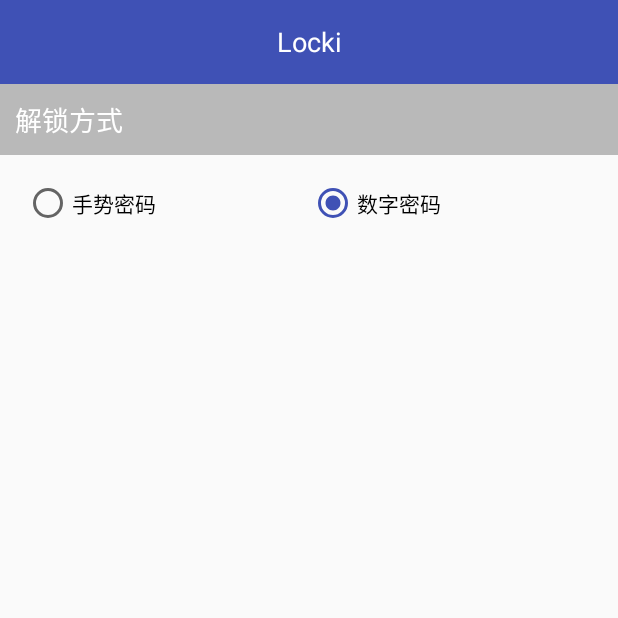
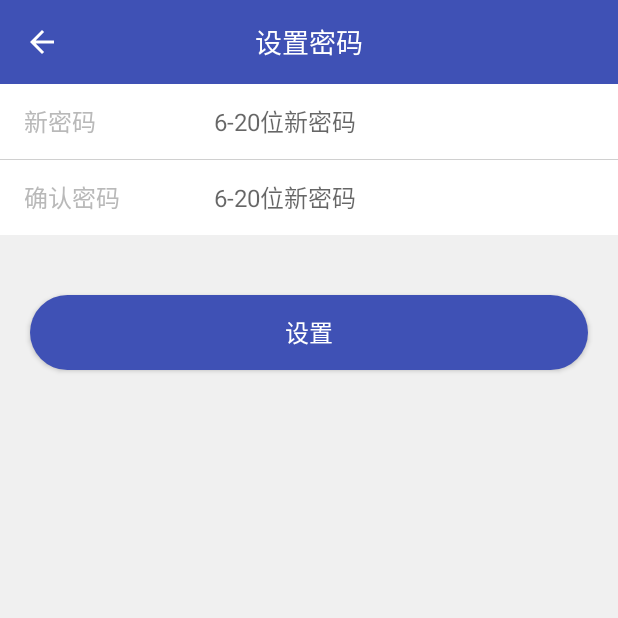
Before and after one commit to reyzarc/Locki, an Android app: the screen it shows after launch (MainActivity before the commit, SafeguardActivity after it), on a phone screen of 412 x 824 dp, the top half of it. Run offline under Robolectric (Android 15) with nearby library versions, the phone set to English and light mode, and no system bars; our stand-ins replace ButterKnife; libraries missing offline, so code that uses them is left out: de.halfbit.pinnedsection; plain views replace PinnedSectionListView; 2 statements that could not run were skipped.

Commit message:
添加打开应用时验证密码功能

```diff
--- a/app/src/main/AndroidManifest.xml
+++ b/app/src/main/AndroidManifest.xml
@@ -70,6 +70,12 @@
         <activity
             android:name=".activity.CreateNumberPwdActivity"
             android:screenOrientation="portrait"/>
+        <activity
+            android:name=".activity.SafeguardActivity"
+            android:screenOrientation="portrait"/>
+        <activity
+            android:name=".activity.VerifyIdentityActivity"
+            android:screenOrientation="portrait"/>
 
         <receiver android:name=".service.DeviceManager"
                   android:permission="android.permission.BIND_DEVICE_ADMIN">
--- /dev/null
+++ b/app/src/main/java/com/xtec/locki/activity/SafeguardActivity.java
@@ -0,0 +1,84 @@
+package com.xtec.locki.activity;
+
+import android.content.Intent;
+import android.os.Bundle;
+import android.support.annotation.Nullable;
+import android.support.v7.widget.Toolbar;
+import android.text.TextUtils;
+import android.view.MenuItem;
+import android.widget.Button;
+import android.widget.EditText;
+import android.widget.TextView;
+
+import com.xtec.locki.Constant;
+import com.xtec.locki.R;
+import com.xtec.locki.utils.PreferenceUtils;
+import com.xtec.locki.utils.T;
+
+import butterknife.BindView;
+import butterknife.ButterKnife;
+import butterknife.OnClick;
+
+/**
+ * Created by 武昌丶鱼 on 2017/4/13.
+ * Description:设置密码保护页面
+ */
+
+public class SafeguardActivity extends BaseActivity {
+    @BindView(R.id.toolbar_title)
+    TextView toolbarTitle;
+    @BindView(R.id.toolbar)
+    Toolbar toolbar;
+    @BindView(R.id.et_pwd)
+    EditText etPwd;
+    @BindView(R.id.et_pwd_confirm)
+    EditText etPwdConfirm;
+    @BindView(R.id.btn_confirm)
+    Button btnConfirm;
+
+    @Override
+    protected void onCreate(@Nullable Bundle savedInstanceState) {
+        super.onCreate(savedInstanceState);
+        setContentView(R.layout.activity_safeguard);
+        ButterKnife.bind(this);
+        initToolBar(toolbar,true);
+    }
+
+    @OnClick(R.id.btn_confirm)
+    public void onViewClicked() {
+        if (TextUtils.isEmpty(etPwd.getText().toString())) {
+            T.showShort(this, "请输入密码");
+            return;
+        }
+        if (TextUtils.isEmpty(etPwdConfirm.getText().toString())) {
+            T.showShort(this, "请输入确认密码");
+            return;
+        }
+        if (!TextUtils.equals(etPwd.getText().toString(), etPwdConfirm.getText().toString())) {
+            T.showShort(this, "两次输入的密码不一致,请重试");
+            return;
+        }
+        Intent intent = new Intent();
+        intent.putExtra("status", "success");
+        setResult(Constant.RESULT_SAFEGUARD, intent);
+        PreferenceUtils.putString(this, Constant.SAFEGUARD_PASSWORD, etPwd.getText().toString());
+        finish();
+    }
+
+    @Override
+    public boolean onOptionsItemSelected(MenuItem item) {
+        if (item.getItemId() == android.R.id.home) {
+            onBackPressed();
+            return true;
+        }
+        return super.onOptionsItemSelected(item);
+    }
+
+    @Override
+    public void onBackPressed() {
+        Intent intent = new Intent();
+        intent.putExtra("status", "cancel");
+        setResult(Constant.RESULT_SAFEGUARD, intent);
+        finish();
+    }
+}
--- /dev/null
+++ b/app/src/main/res/layout/activity_safeguard.xml
@@ -0,0 +1,87 @@
+<?xml version="1.0" encoding="utf-8"?>
+<LinearLayout xmlns:android="http://schemas.android.com/apk/res/android"
+              android:layout_width="match_parent"
+              android:layout_height="match_parent"
+              android:background="@color/gray_bg"
+              android:orientation="vertical">
+
+    <android.support.v7.widget.Toolbar
+        android:id="@+id/toolbar"
+        style="@style/AppToolbarStyle">
+
+        <TextView
+            android:id="@+id/toolbar_title"
+            android:layout_width="wrap_content"
+            android:layout_height="wrap_content"
+            android:layout_below="@id/toolbar"
+            android:layout_gravity="center"
+            android:text="设置密码"
+            android:textColor="@color/white"
+            android:textSize="18sp"/>
+
+    </android.support.v7.widget.Toolbar>
+
+    <LinearLayout
+        style="@style/row_style"
+        android:gravity="center_vertical"
+        android:orientation="horizontal">
+
+        <TextView
+            android:layout_width="0dp"
+            android:layout_height="wrap_content"
+            android:layout_weight="1"
+            android:text="新密码"
+            android:textColor="@color/gray"
+            android:textSize="16sp"/>
+
+        <EditText
+            android:id="@+id/et_pwd"
+            style="@style/TextSmallBlack"
+            android:layout_width="0dp"
+            android:layout_height="wrap_content"
+            android:layout_weight="2"
+            android:background="@null"
+            android:hint="6-20位新密码"
+            android:inputType="textPassword"
+            android:maxLength="20"
+            android:singleLine="true"/>
+
+    </LinearLayout>
+
+    <include layout="@layout/gray_divide_line_full"/>
+
+    <LinearLayout
+        style="@style/row_style"
+        android:orientation="horizontal"
+        android:gravity="center_vertical">
+
+        <TextView
+            android:layout_width="0dp"
+            android:layout_height="wrap_content"
+            android:layout_weight="1"
+            android:text="确认密码"
+            android:textColor="@color/gray"
+            android:textSize="16sp"/>
+
+        <EditText
+            android:id="@+id/et_pwd_confirm"
+            style="@style/TextSmallBlack"
+            android:layout_width="0dp"
+            android:layout_height="wrap_content"
+            android:layout_weight="2"
+            android:background="@null"
+            android:hint="6-20位新密码"
+            android:inputType="textPassword"
+            android:maxLength="20"
+            android:singleLine="true"/>
+
+    </LinearLayout>
+
+
+    <Button
+        android:id="@+id/btn_confirm"
+        style="@style/orange_btn_style"
+        android:layout_marginTop="40dp"
+        android:text="设置"/>
+
+</LinearLayout>
--- a/app/src/main/res/values/colors.xml
+++ b/app/src/main/res/values/colors.xml
@@ -24,4 +24,5 @@
 
     <color name="orange_pressed">#f47e00</color>
     <color name="color999999">#999999</color>
+    <color name="gray_bg">#f0f0f0</color>
 </resources>
```
Also changed, not shown: app/src/main/java/com/xtec/locki/Constant.java (+10 -0 lines), app/src/main/java/com/xtec/locki/activity/MainActivity.java (+43 -5 lines), app/src/main/java/com/xtec/locki/activity/VerifyIdentityActivity.java (added, +77 -0 lines), app/src/main/res/layout/activity_verify_identity.xml (added, +57 -0 lines).
